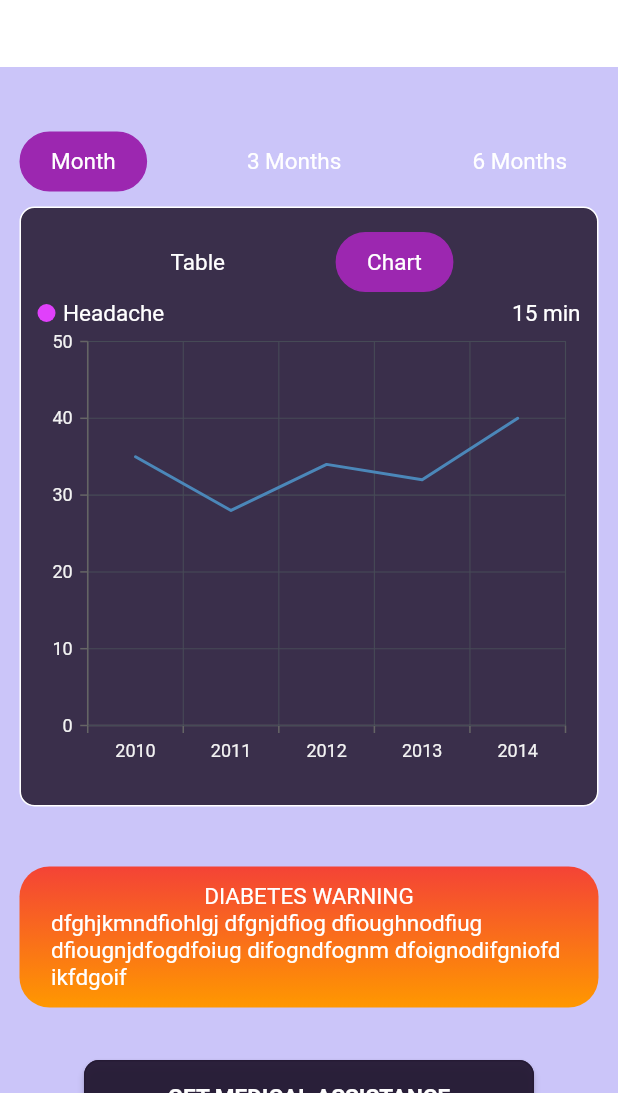
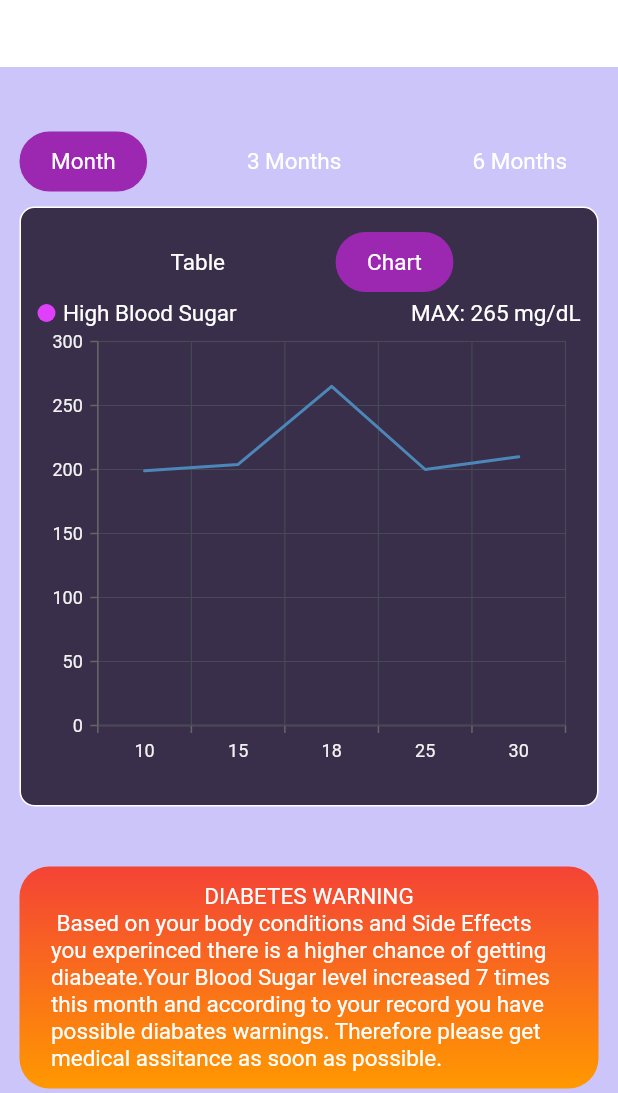
Before and after one commit to Rwishwajith/The-Shield, a Flutter app: the FutureComplicationScreen screen opened directly, after a tap on "View", on a phone screen of 412 x 824 dp, the part 143-1236 px from its top. Run offline on Flutter 3.47's test engine with Material 2 defaults, Android fonts, the phone set to English and light mode, and no system bars; our stand-ins replace cloud_firestore, firebase_auth, firebase_core, fl_chart, flutter_rating_bar, font_awesome_flutter and 6 more; missing offline and left inert: flutter_facebook_auth, is_first_run; accounts and stored records are empty; Roboto replaces fonts that are missing (Montserrat).

Commit message:
Bug Fixes

```diff
--- a/the_shield/lib/main_menu/future_predictions/check_predictions.dart
+++ b/the_shield/lib/main_menu/future_predictions/check_predictions.dart
@@ -81,7 +81,7 @@ class _CheckPredictionsScreenState extends State<CheckPredictionsScreen> {
                   height: 30,
                 ),
                 Text(
-                  'Future Complication based on your body conditions',
+                  'Based on your body conditions and Side Effects you experienced, We will be predicting the possible future complications to help you get proper medical assistance.',
                   style: TextStyle(color: Colors.white, fontSize: 18),
                 ),
                 SizedBox(
@@ -90,7 +90,7 @@ class _CheckPredictionsScreenState extends State<CheckPredictionsScreen> {
                 Padding(
                   padding: const EdgeInsets.only(left: 20.0),
                   child: Text(
-                    'Future Complication based on your body conditions',
+                    '• Step 1:  Take a look into our predictions and look closer to the sections highlighted in Red.',
                     style: TextStyle(color: Colors.white, fontSize: 20),
                   ),
                 ),
@@ -100,7 +100,7 @@ class _CheckPredictionsScreenState extends State<CheckPredictionsScreen> {
                 Padding(
                   padding: const EdgeInsets.only(left: 20.0),
                   child: Text(
-                    'Future Complication based on your body conditions',
+                    ' Step 2: Once you identified the severer issues, contact your family doctor or book a appointment with the nearest doctor through our application.',
                     style: TextStyle(color: Colors.white, fontSize: 20),
                   ),
                 ),
@@ -130,7 +130,7 @@ class _CheckPredictionsScreenState extends State<CheckPredictionsScreen> {
                 Padding(
                   padding: const EdgeInsets.only(left: 8.0),
                   child: Text(
-                    'Future Complication based on your body conditions',
+                    'Your data will be safe with us.',
                     style: TextStyle(color: Colors.white, fontSize: 15),
                   ),
                 ),
@@ -208,7 +208,7 @@ class _FutureComplicationScreenState extends State<FutureComplicationScreen> {
 
     List<dynamic> sideEffectListHistory2 = [
       {
-        "title": "Possible chronic joint pain",
+        "title": "Diabates Warnings",
         "sub":
         'Take a look into our predictions and look closer to the sections highlighted in Red.'
       },
@@ -218,7 +218,7 @@ class _FutureComplicationScreenState extends State<FutureComplicationScreen> {
         'Take a look into our predictions and look closer to the sections highlighted in Red.'
       },
       {
-        "title": "00",
+        "title": "Blood Pressure",
         "sub":
         'Take a look into our predictions and look closer to the sections highlighted in Red.'
       },
@@ -486,7 +486,7 @@ class _FutureComplicationScreenState extends State<FutureComplicationScreen> {
                             gradient: LinearGradient(
                                 begin: Alignment.topCenter,
                                 end: Alignment.bottomCenter,
-                                colors: [Colors.red, Colors.orange]),
+                                colors: [Colors.orange, Colors.green]),
                             // color: Color(0xff3a2f4b),
                             border: Border.all(color: Colors.transparent),
                             borderRadius:
@@ -565,11 +565,11 @@ class _SecondFutureComplicationScreenState
   const AssetImage('assets/images/shield_logo.png');
 
   final List<ChartData> chartData1 = [
-    ChartData(2010, 35),
-    ChartData(2011, 28),
-    ChartData(2012, 34),
-    ChartData(2013, 32),
-    ChartData(2014, 40)
+    ChartData(10, 199),
+    ChartData(15, 204),
+    ChartData(18, 265),
+    ChartData(25, 200),
+    ChartData(30, 210)
   ];
 
   @override
@@ -722,7 +722,7 @@ class _SecondFutureComplicationScreenState
                                 width: 5,
                               ),
                               Text(
-                                'Headache',
+                                'High Blood Sugar',
                                 style:
                                 TextStyle(color: Colors.white, fontSize: 15),
                               ),
@@ -731,7 +731,7 @@ class _SecondFutureComplicationScreenState
                           Row(
                             children: [
                               Text(
-                                '15 min',
+                                'MAX: 265 mg/dL',
                                 style:
                                 TextStyle(color: Colors.white, fontSize: 15),
                               ),
@@ -775,7 +775,7 @@ class _SecondFutureComplicationScreenState
                       TextStyle(color: Colors.white, fontSize: 15),
                     ),
                     Text(
-                      'dfghjkmndfiohlgj dfgnjdfiog dfioughnodfiug dfiougnjdfogdfoiug difogndfognm dfoignodifgniofd ikfdgoif',
+                      ' Based on your body conditions and Side Effects you experinced there is a higher chance of getting diabeate.Your Blood Sugar level increased 7 times this month and according to your record you have possible diabates warnings. Therefore please get medical assitance as soon as possible.',
                       style:
                       TextStyle(color: Colors.white, fontSize: 15),
                     ),
--- a/the_shield/lib/main_menu/remedies/aggregating_factors.dart
+++ b/the_shield/lib/main_menu/remedies/aggregating_factors.dart
@@ -14,7 +14,7 @@ class _AggregatingFactorsScreenState extends State<AggregatingFactorsScreen> {
 
   DateTime selectedDate = DateTime.now();
   final AssetImage logoImage = const AssetImage('assets/images/shield_logo.png');
-  final AssetImage headAcheImage = const AssetImage('assets/images/stress1.jpeg');
+  final AssetImage headAcheImage = const AssetImage('assets/images/coronavirus-high-fever-png-115832618448mxcavimrk.png');
   final AssetImage coldBeverages = const AssetImage('assets/images/coldBeverages1.jpeg');
   final AssetImage tyramineFood = const AssetImage('assets/images/TryamineFoods.png');
   final AssetImage alcohol = const AssetImage('assets/images/AlcoholandBeer.jpg');
@@ -25,7 +25,11 @@ class _AggregatingFactorsScreenState extends State<AggregatingFactorsScreen> {
   var items = [
     'Select',
     'Headache',
-    'Headache2',
+    'Fever',
+    'Joint Pain',
+    'Blood Pressure',
+    'High Sugar',
+    'Heart Attack',
   ];
 
   List<dynamic> sideEffects = [
--- a/the_shield/lib/main_menu/remedies/factor_affection.dart
+++ b/the_shield/lib/main_menu/remedies/factor_affection.dart
@@ -16,7 +16,7 @@ class _FactorAffectionScreenState extends State<FactorAffectionScreen> {
 
   DateTime selectedDate = DateTime.now();
   final AssetImage logoImage = const AssetImage('assets/images/shield_logo.png');
-  final AssetImage headAcheImage = const AssetImage('assets/images/stress1.jpeg');
+  final AssetImage headAcheImage = const AssetImage('assets/images/headache.png');
   String _diseases = 'Select';
   String _vaccine = 'Select';
   bool _vaccinationSelected = false;
@@ -76,7 +76,7 @@ class _FactorAffectionScreenState extends State<FactorAffectionScreen> {
             child: Container(
               height: 50,
               child: Text(
-                'Factor Affecting The Side Effects',
+                'Factor for the Side Effects Severity',
                 style: TextStyle(color: Colors.black, fontSize: 20),
               ),
             ),
--- a/the_shield/lib/main_menu/vaccine_compatibility.dart
+++ b/the_shield/lib/main_menu/vaccine_compatibility.dart
@@ -348,7 +348,7 @@ class _VaccineCompatibilityState extends State<VaccineCompatibility> {
                                         BorderRadius.all(Radius.circular(10))),
                                 child: DropdownButton(
                                   value: _gender,
-                                  style: TextStyle(color: Colors.black),
+                                  style: TextStyle(color: Colors.deepPurpleAccent),
                                   items: items.map((String items) {
                                     return DropdownMenuItem(
                                       value: items,
@@ -392,7 +392,7 @@ class _VaccineCompatibilityState extends State<VaccineCompatibility> {
                               isExpanded: true,
                               alignment: AlignmentDirectional.center,
                               value: _diseases,
-                              style: TextStyle(color: Colors.black),
+                              style: TextStyle(color: Colors.deepPurpleAccent),
                               items: items2.map((String items) {
                                 return DropdownMenuItem(
                                   value: items,
```
Also changed, not shown: the_shield/lib/main_menu/remedies/identifyFactors.dart (+6 -5 lines), the_shield/assets/images/Headache.png (deleted), the_shield/assets/images/coronavirus-high-fever-png-115832618448mxcavimrk.png (added), the_shield/assets/images/headache.png (added), the_shield/assets/images/woman-5643926_1280.png (added).
